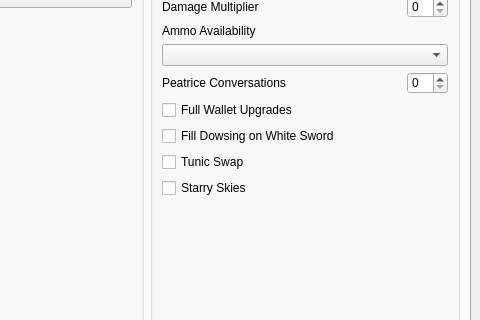
Old version of the form gui/ui/main.ui in the repository mint-choc-chip-skyblade/sshd-rando; both pictures show x 820 to 1300 and y 155 to 475 of the 1300 by 843 pixel window.
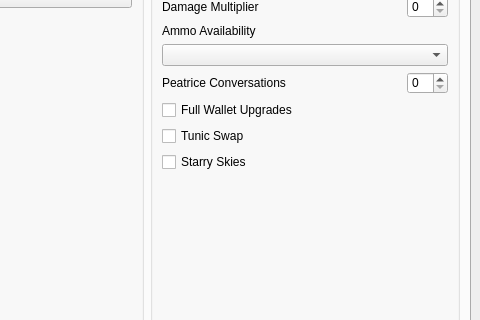
New version of the form. Custom widgets are drawn as their Qt base class.

Commit message: Remove White Sword dowsing option (always on)

What changed in the file:
```diff
--- a/gui/ui/main.ui
+++ b/gui/ui/main.ui
@@ -785,13 +785,6 @@
              </property>
             </widget>
            </item>
-           <item>
-            <widget class="RandoTriStateCheckBox" name="setting_dowsing_after_whitesword">
-             <property name="text">
-              <string>Fill Dowsing on White Sword</string>
-             </property>
-            </widget>
-           </item>
            <item>
             <widget class="RandoTriStateCheckBox" name="setting_tunic_swap">
              <property name="text">
```
The commit also changes 8 other files.
